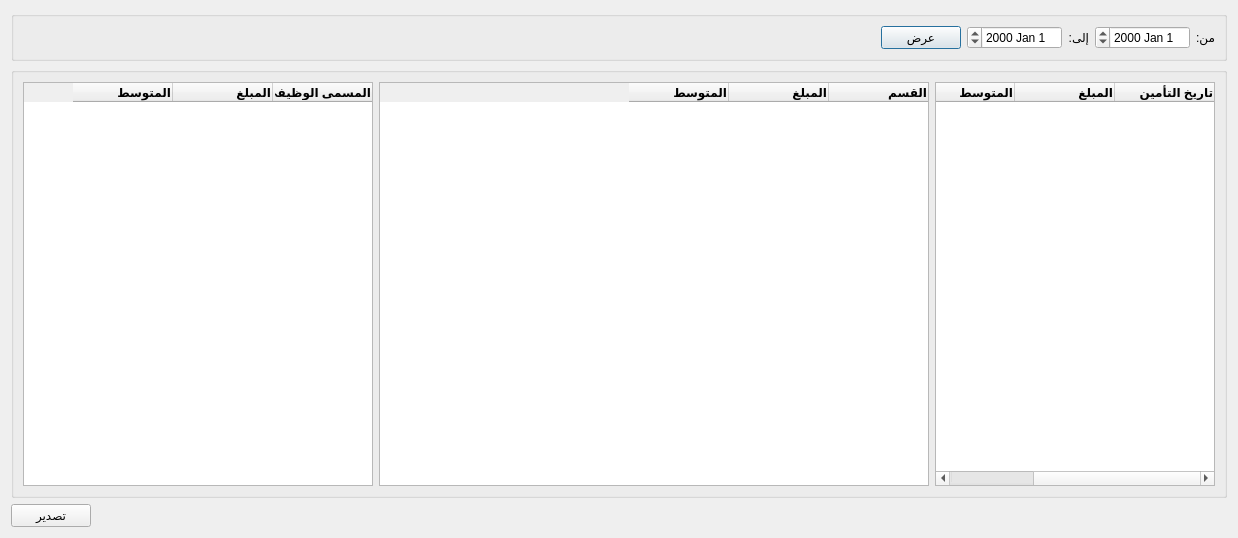
The window that Ui_Insurance_Report.ui (rabee361/E-commerce2) describes before a commit, drawn with Qt 5.
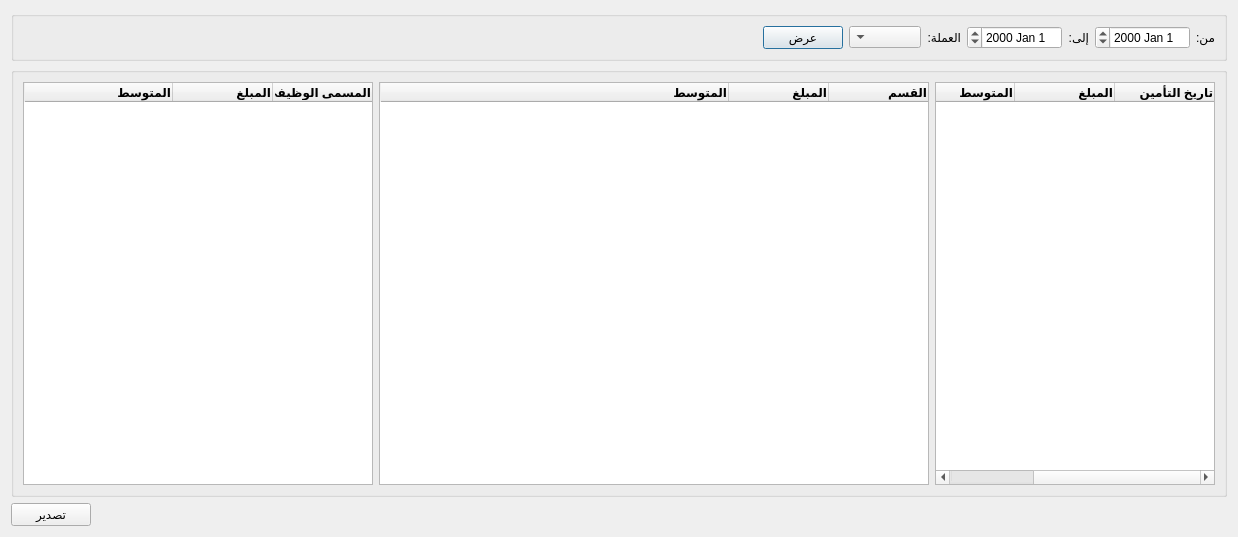
The same window after the commit.

Diff of the .ui file:
```diff
--- a/Ui_Insurance_Report.ui
+++ b/Ui_Insurance_Report.ui
@@ -10,7 +10,7 @@
     <x>0</x>
     <y>0</y>
     <width>1238</width>
-    <height>538</height>
+    <height>537</height>
    </rect>
   </property>
   <property name="windowTitle">
@@ -62,6 +62,16 @@
        </widget>
       </item>
       <item row="0" column="4">
+       <widget class="QLabel" name="label_2">
+        <property name="text">
+         <string>العملة:</string>
+        </property>
+       </widget>
+      </item>
+      <item row="0" column="5">
+       <widget class="QComboBox" name="currency_combobox"/>
+      </item>
+      <item row="0" column="6">
        <widget class="QPushButton" name="calc_btn">
         <property name="maximumSize">
          <size>
@@ -74,7 +84,7 @@
         </property>
        </widget>
       </item>
-      <item row="0" column="5">
+      <item row="0" column="7">
        <spacer name="horizontalSpacer_3">
         <property name="orientation">
          <enum>Qt::Horizontal</enum>
@@ -101,6 +111,9 @@
      <layout class="QGridLayout" name="gridLayout_3">
       <item row="1" column="1">
        <widget class="QTableWidget" name="department_insurance_table">
+        <attribute name="horizontalHeaderStretchLastSection">
+         <bool>true</bool>
+        </attribute>
         <column>
          <property name="text">
           <string>القسم</string>
@@ -153,6 +166,9 @@
           <height>16777215</height>
          </size>
         </property>
+        <attribute name="horizontalHeaderStretchLastSection">
+         <bool>true</bool>
+        </attribute>
         <column>
          <property name="text">
           <string>المسمى الوظيفي</string>
@@ -205,6 +221,9 @@
           <height>16777215</height>
          </size>
         </property>
+        <attribute name="horizontalHeaderStretchLastSection">
+         <bool>true</bool>
+        </attribute>
         <column>
          <property name="text">
           <string>تاريخ التأمين</string>
```
Left out of the diff: 26 changed lines with no effect on the pictures.
